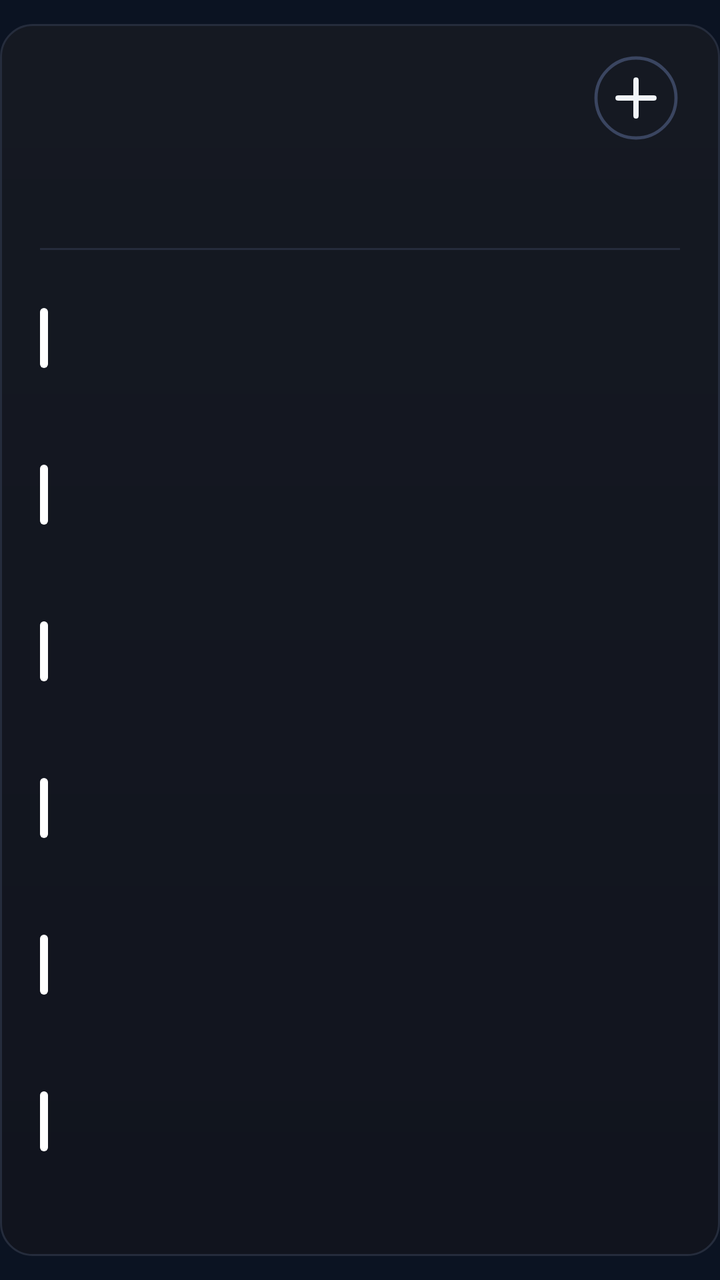
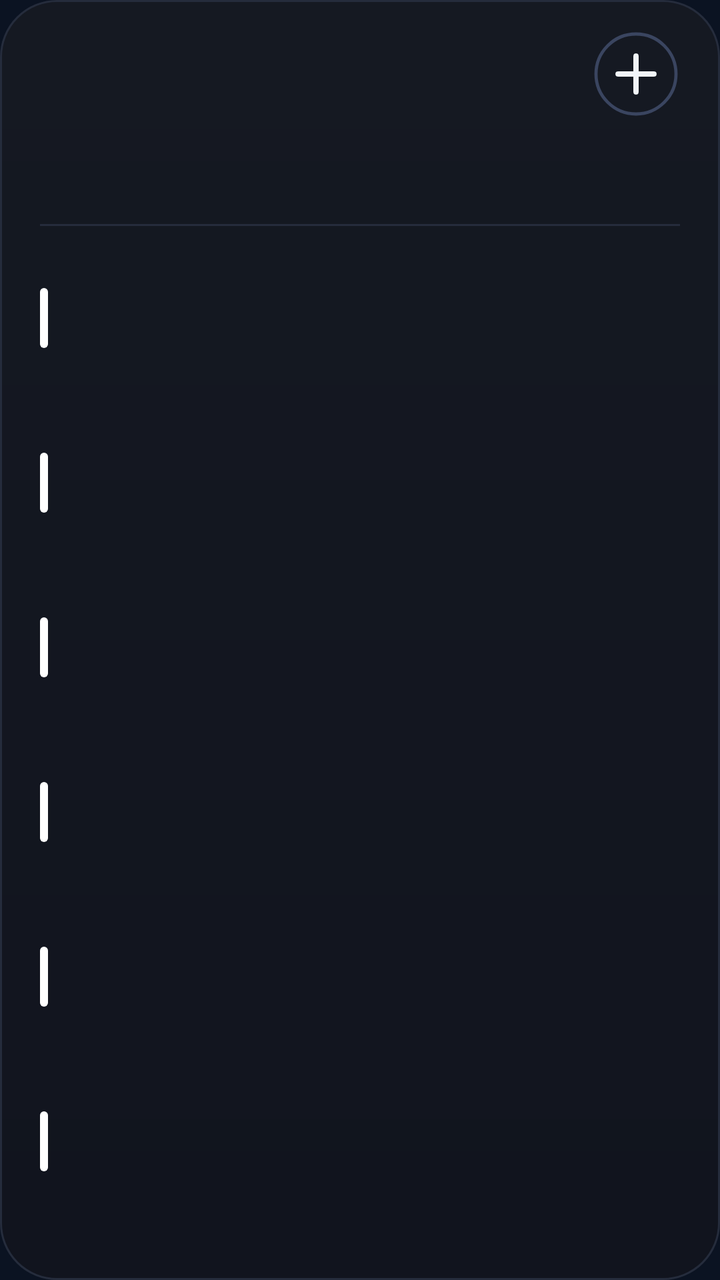

Compare the two renders of this Android layout. The source of the first and the diff that turns it into the second are given below.
<!-- AndroidManifest.xml: application theme AppTheme -->
<!-- res/layout/cal_k6.xml -->
<?xml version="1.0" encoding="utf-8"?>
<FrameLayout xmlns:android="http://schemas.android.com/apk/res/android"
    android:id="@+id/root"
    android:layout_width="match_parent"
    android:layout_height="match_parent"
    android:paddingTop="12dp"
    android:paddingBottom="12dp">

    <LinearLayout
        android:id="@+id/panel"
        android:layout_width="match_parent"
        android:layout_height="match_parent"
        android:background="@drawable/cal_panel"
        android:orientation="vertical"
        android:paddingStart="20dp"
        android:paddingTop="13dp"
        android:paddingEnd="20dp"
        android:paddingBottom="14dp">

        
        <LinearLayout
            android:layout_width="match_parent"
            android:layout_height="48dp"
            android:gravity="center_vertical"
            android:orientation="horizontal">
        <ImageView
            android:id="@+id/cal_day"
            android:layout_width="wrap_content"
            android:layout_height="47dp"
            android:adjustViewBounds="true"
            android:scaleType="fitStart" />

            <LinearLayout
                android:layout_width="0dp"
                android:layout_height="wrap_content"
                android:layout_marginStart="12dp"
                android:layout_weight="1"
                android:orientation="vertical">
                <ImageView
                    android:id="@+id/cal_month"
                    android:layout_width="match_parent"
                    android:layout_height="23dp"
                    android:adjustViewBounds="true"
                    android:scaleType="fitStart" />
                <ImageView
                    android:id="@+id/cal_sub"
                    android:layout_width="match_parent"
                    android:layout_height="16dp"
                    android:adjustViewBounds="true"
                    android:layout_marginTop="2dp"
                    android:scaleType="fitStart" />
            </LinearLayout>

            <ImageView
                android:id="@+id/btn_add"
                android:layout_width="44dp"
                android:layout_height="44dp"
                android:contentDescription="New event"
                android:src="@drawable/ic_cal_add" />
        </LinearLayout>

        
        <LinearLayout
            android:layout_width="match_parent"
            android:layout_height="44dp"
            android:layout_marginTop="2dp"
            android:orientation="horizontal">
            <LinearLayout
                android:layout_width="0dp"
                android:layout_height="match_parent"
                android:layout_weight="1"
                android:gravity="center_horizontal"
                android:orientation="vertical">
                <ImageView
                    android:id="@+id/wk_label_0"
                    android:layout_width="wrap_content"
                    android:layout_height="14dp"
                    android:adjustViewBounds="true"
                    android:scaleType="fitCenter" />
                <ImageView
                    android:id="@+id/wk_num_0"
                    android:layout_width="26dp"
                    android:layout_height="26dp"
                    android:adjustViewBounds="true"
                    android:layout_marginTop="3dp"
                    android:scaleType="fitCenter" />
            </LinearLayout>
            <LinearLayout
                android:layout_width="0dp"
                android:layout_height="match_parent"
                android:layout_weight="1"
                android:gravity="center_horizontal"
                android:orientation="vertical">
                <ImageView
                    android:id="@+id/wk_label_1"
                    android:layout_width="wrap_content"
                    android:layout_height="14dp"
                    android:adjustViewBounds="true"
                    android:scaleType="fitCenter" />
                <ImageView
                    android:id="@+id/wk_num_1"
                    android:layout_width="26dp"
                    android:layout_height="26dp"
                    android:adjustViewBounds="true"
                    android:layout_marginTop="3dp"
                    android:scaleType="fitCenter" />
            </LinearLayout>
            <LinearLayout
                android:layout_width="0dp"
                android:layout_height="match_parent"
                android:layout_weight="1"
                android:gravity="center_horizontal"
                android:orientation="vertical">
                <ImageView
                    android:id="@+id/wk_label_2"
                    android:layout_width="wrap_content"
                    android:layout_height="14dp"
                    android:adjustViewBounds="true"
                    android:scaleType="fitCenter" />
                <ImageView
                    android:id="@+id/wk_num_2"
                    android:layout_width="26dp"
                    android:layout_height="26dp"
                    android:adjustViewBounds="true"
                    android:layout_marginTop="3dp"
                    android:scaleType="fitCenter" />
            </LinearLayout>
            <LinearLayout
                android:layout_width="0dp"
                android:layout_height="match_parent"
                android:layout_weight="1"
                android:gravity="center_horizontal"
                android:orientation="vertical">
                <ImageView
                    android:id="@+id/wk_label_3"
                    android:layout_width="wrap_content"
                    android:layout_height="14dp"
                    android:adjustViewBounds="true"
                    android:scaleType="fitCenter" />
                <ImageView
                    android:id="@+id/wk_num_3"
                    android:layout_width="26dp"
                    android:layout_height="26dp"
                    android:adjustViewBounds="true"
                    android:layout_marginTop="3dp"
                    android:scaleType="fitCenter" />
            </LinearLayout>
            <LinearLayout
                android:layout_width="0dp"
                android:layout_height="match_parent"
                android:layout_weight="1"
                android:gravity="center_horizontal"
                android:orientation="vertical">
                <ImageView
                    android:id="@+id/wk_label_4"
                    android:layout_width="wrap_content"
                    android:layout_height="14dp"
                    android:adjustViewBounds="true"
                    android:scaleType="fitCenter" />
                <ImageView
                    android:id="@+id/wk_num_4"
                    android:layout_width="26dp"
                    android:layout_height="26dp"
                    android:adjustViewBounds="true"
                    android:layout_marginTop="3dp"
                    android:scaleType="fitCenter" />
            </LinearLayout>
            <LinearLayout
                android:layout_width="0dp"
                android:layout_height="match_parent"
                android:layout_weight="1"
                android:gravity="center_horizontal"
                android:orientation="vertical">
                <ImageView
                    android:id="@+id/wk_label_5"
                    android:layout_width="wrap_content"
                    android:layout_height="14dp"
                    android:adjustViewBounds="true"
                    android:scaleType="fitCenter" />
                <ImageView
                    android:id="@+id/wk_num_5"
                    android:layout_width="26dp"
                    android:layout_height="26dp"
                    android:adjustViewBounds="true"
                    android:layout_marginTop="3dp"
                    android:scaleType="fitCenter" />
            </LinearLayout>
            <LinearLayout
                android:layout_width="0dp"
                android:layout_height="match_parent"
                android:layout_weight="1"
                android:gravity="center_horizontal"
                android:orientation="vertical">
                <ImageView
                    android:id="@+id/wk_label_6"
                    android:layout_width="wrap_content"
                    android:layout_height="14dp"
                    android:adjustViewBounds="true"
                    android:scaleType="fitCenter" />
                <ImageView
                    android:id="@+id/wk_num_6"
                    android:layout_width="26dp"
                    android:layout_height="26dp"
                    android:adjustViewBounds="true"
                    android:layout_marginTop="3dp"
                    android:scaleType="fitCenter" />
            </LinearLayout>
        </LinearLayout>

        <ImageView
            android:layout_width="match_parent"
            android:layout_height="1dp"
            android:layout_marginTop="5dp"
            android:layout_marginBottom="5dp"
            android:scaleType="fitXY"
            android:src="@drawable/cal_divider" />

        
        <LinearLayout
            android:layout_width="match_parent"
            android:layout_height="0dp"
            android:layout_weight="1"
            android:orientation="vertical">
        <LinearLayout
            android:id="@+id/cal_row_0"
            android:layout_width="match_parent"
            android:layout_height="0dp"
            android:layout_weight="1"
            android:gravity="center_vertical"
            android:orientation="horizontal">

            <ImageView
                android:id="@+id/cal_bar_0"
                android:layout_width="4dp"
                android:layout_height="30dp"
                android:layout_marginEnd="11dp"
                android:scaleType="fitXY"
                android:src="@drawable/cal_bar" />

            <LinearLayout
                android:layout_width="0dp"
                android:layout_height="wrap_content"
                android:layout_weight="1"
                android:orientation="vertical">

                <LinearLayout
                    android:layout_width="match_parent"
                    android:layout_height="wrap_content"
                    android:orientation="horizontal">
                    <ImageView
                        android:id="@+id/cal_time_0"
                        android:layout_width="wrap_content"
                        android:layout_height="16dp"
                        android:adjustViewBounds="true"
                        android:scaleType="fitStart" />
                    <ImageView
                        android:id="@+id/cal_hint_0"
                        android:layout_width="wrap_content"
                        android:layout_height="16dp"
                        android:adjustViewBounds="true"
                        android:layout_marginStart="9dp"
                        android:scaleType="fitStart" />
                </LinearLayout>
                <ImageView
                    android:id="@+id/cal_title_0"
                    android:layout_width="match_parent"
                    android:layout_height="22dp"
                    android:adjustViewBounds="true"
                    android:layout_marginTop="1dp"
                    android:scaleType="fitStart" />
            </LinearLayout>
        </LinearLayout>
        <LinearLayout
            android:id="@+id/cal_row_1"
            android:layout_width="match_parent"
            android:layout_height="0dp"
            android:layout_weight="1"
            android:gravity="center_vertical"
            android:orientation="horizontal">

            <ImageView
                android:id="@+id/cal_bar_1"
                android:layout_width="4dp"
                android:layout_height="30dp"
                android:layout_marginEnd="11dp"
                android:scaleType="fitXY"
                android:src="@drawable/cal_bar" />

            <LinearLayout
                android:layout_width="0dp"
                android:layout_height="wrap_content"
                android:layout_weight="1"
                android:orientation="vertical">

                <LinearLayout
                    android:layout_width="match_parent"
                    android:layout_height="wrap_content"
                    android:orientation="horizontal">
                    <ImageView
                        android:id="@+id/cal_time_1"
                        android:layout_width="wrap_content"
                        android:layout_height="16dp"
                        android:adjustViewBounds="true"
                        android:scaleType="fitStart" />
                    <ImageView
                        android:id="@+id/cal_hint_1"
                        android:layout_width="wrap_content"
                        android:layout_height="16dp"
                        android:adjustViewBounds="true"
                        android:layout_marginStart="9dp"
                        android:scaleType="fitStart" />
                </LinearLayout>
                <ImageView
                    android:id="@+id/cal_title_1"
                    android:layout_width="match_parent"
                    android:layout_height="22dp"
                    android:adjustViewBounds="true"
                    android:layout_marginTop="1dp"
                    android:scaleType="fitStart" />
            </LinearLayout>
        </LinearLayout>
        <LinearLayout
            android:id="@+id/cal_row_2"
            android:layout_width="match_parent"
            android:layout_height="0dp"
            android:layout_weight="1"
            android:gravity="center_vertical"
            android:orientation="horizontal">

            <ImageView
                android:id="@+id/cal_bar_2"
                android:layout_width="4dp"
                android:layout_height="30dp"
                android:layout_marginEnd="11dp"
                android:scaleType="fitXY"
                android:src="@drawable/cal_bar" />

            <LinearLayout
                android:layout_width="0dp"
                android:layout_height="wrap_content"
                android:layout_weight="1"
                android:orientation="vertical">

                <LinearLayout
                    android:layout_width="match_parent"
                    android:layout_height="wrap_content"
                    android:orientation="horizontal">
                    <ImageView
                        android:id="@+id/cal_time_2"
                        android:layout_width="wrap_content"
                        android:layout_height="16dp"
                        android:adjustViewBounds="true"
                        android:scaleType="fitStart" />
                    <ImageView
                        android:id="@+id/cal_hint_2"
                        android:layout_width="wrap_content"
                        android:layout_height="16dp"
                        android:adjustViewBounds="true"
                        android:layout_marginStart="9dp"
                        android:scaleType="fitStart" />
                </LinearLayout>
                <ImageView
                    android:id="@+id/cal_title_2"
                    android:layout_width="match_parent"
                    android:layout_height="22dp"
                    android:adjustViewBounds="true"
                    android:layout_marginTop="1dp"
                    android:scaleType="fitStart" />
            </LinearLayout>
        </LinearLayout>
        <LinearLayout
            android:id="@+id/cal_row_3"
            android:layout_width="match_parent"
            android:layout_height="0dp"
            android:layout_weight="1"
            android:gravity="center_vertical"
            android:orientation="horizontal">

            <ImageView
                android:id="@+id/cal_bar_3"
                android:layout_width="4dp"
                android:layout_height="30dp"
                android:layout_marginEnd="11dp"
                android:scaleType="fitXY"
                android:src="@drawable/cal_bar" />

            <LinearLayout
                android:layout_width="0dp"
                android:layout_height="wrap_content"
                android:layout_weight="1"
                android:orientation="vertical">

                <LinearLayout
                    android:layout_width="match_parent"
                    android:layout_height="wrap_content"
                    android:orientation="horizontal">
                    <ImageView
                        android:id="@+id/cal_time_3"
                        android:layout_width="wrap_content"
                        android:layout_height="16dp"
                        android:adjustViewBounds="true"
                        android:scaleType="fitStart" />
                    <ImageView
                        android:id="@+id/cal_hint_3"
                        android:layout_width="wrap_content"
                        android:layout_height="16dp"
                        android:adjustViewBounds="true"
                        android:layout_marginStart="9dp"
                        android:scaleType="fitStart" />
                </LinearLayout>
                <ImageView
                    android:id="@+id/cal_title_3"
                    android:layout_width="match_parent"
                    android:layout_height="22dp"
                    android:adjustViewBounds="true"
                    android:layout_marginTop="1dp"
                    android:scaleType="fitStart" />
            </LinearLayout>
        </LinearLayout>
        <LinearLayout
            android:id="@+id/cal_row_4"
            android:layout_width="match_parent"
            android:layout_height="0dp"
            android:layout_weight="1"
            android:gravity="center_vertical"
            android:orientation="horizontal">

            <ImageView
                android:id="@+id/cal_bar_4"
                android:layout_width="4dp"
                android:layout_height="30dp"
                android:layout_marginEnd="11dp"
                android:scaleType="fitXY"
                android:src="@drawable/cal_bar" />

            <LinearLayout
                android:layout_width="0dp"
                android:layout_height="wrap_content"
                android:layout_weight="1"
                android:orientation="vertical">

                <LinearLayout
                    android:layout_width="match_parent"
                    android:layout_height="wrap_content"
                    android:orientation="horizontal">
                    <ImageView
                        android:id="@+id/cal_time_4"
                        android:layout_width="wrap_content"
                        android:layout_height="16dp"
                        android:adjustViewBounds="true"
                        android:scaleType="fitStart" />
                    <ImageView
                        android:id="@+id/cal_hint_4"
                        android:layout_width="wrap_content"
                        android:layout_height="16dp"
                        android:adjustViewBounds="true"
                        android:layout_marginStart="9dp"
                        android:scaleType="fitStart" />
                </LinearLayout>
                <ImageView
                    android:id="@+id/cal_title_4"
                    android:layout_width="match_parent"
                    android:layout_height="22dp"
                    android:adjustViewBounds="true"
                    android:layout_marginTop="1dp"
                    android:scaleType="fitStart" />
            </LinearLayout>
        </LinearLayout>
        <LinearLayout
            android:id="@+id/cal_row_5"
            android:layout_width="match_parent"
            android:layout_height="0dp"
            android:layout_weight="1"
            android:gravity="center_vertical"
            android:orientation="horizontal">

            <ImageView
                android:id="@+id/cal_bar_5"
                android:layout_width="4dp"
                android:layout_height="30dp"
                android:layout_marginEnd="11dp"
                android:scaleType="fitXY"
                android:src="@drawable/cal_bar" />

            <LinearLayout
                android:layout_width="0dp"
                android:layout_height="wrap_content"
                android:layout_weight="1"
                android:orientation="vertical">

                <LinearLayout
                    android:layout_width="match_parent"
                    android:layout_height="wrap_content"
                    android:orientation="horizontal">
                    <ImageView
                        android:id="@+id/cal_time_5"
                        android:layout_width="wrap_content"
                        android:layout_height="16dp"
                        android:adjustViewBounds="true"
                        android:scaleType="fitStart" />
                    <ImageView
                        android:id="@+id/cal_hint_5"
                        android:layout_width="wrap_content"
                        android:layout_height="16dp"
                        android:adjustViewBounds="true"
                        android:layout_marginStart="9dp"
                        android:scaleType="fitStart" />
                </LinearLayout>
                <ImageView
                    android:id="@+id/cal_title_5"
                    android:layout_width="match_parent"
                    android:layout_height="22dp"
                    android:adjustViewBounds="true"
                    android:layout_marginTop="1dp"
                    android:scaleType="fitStart" />
            </LinearLayout>
        </LinearLayout>
        </LinearLayout>
        <ImageView
            android:id="@+id/cal_more"
            android:layout_width="match_parent"
            android:layout_height="14dp"
            android:adjustViewBounds="true"
            android:scaleType="fitEnd" />
    </LinearLayout>
</FrameLayout>
<!-- resources referenced by this layout -->
<resources>
  <!-- drawable cal_bar (drawable) -->
  <?xml version="1.0" encoding="utf-8"?>
  <shape xmlns:android="http://schemas.android.com/apk/res/android" android:shape="rectangle">
      <solid android:color="#FFFFFFFF" />
      <corners android:radius="2dp" />
  </shape>
  <!-- drawable cal_divider (drawable) -->
  <?xml version="1.0" encoding="utf-8"?>
  <shape xmlns:android="http://schemas.android.com/apk/res/android" android:shape="rectangle">
      <solid android:color="#FF252C3C" />
  </shape>
  <!-- drawable cal_panel (drawable) -->
  <?xml version="1.0" encoding="utf-8"?>
  <shape xmlns:android="http://schemas.android.com/apk/res/android" android:shape="rectangle">
      <gradient android:angle="270" android:startColor="#FF151922" android:endColor="#FF11141E" />
      <stroke android:width="1dp" android:color="#FF252C3C" />
      <corners android:radius="@dimen/widget_radius" />
  </shape>
  <!-- drawable ic_cal_add (drawable) -->
  <?xml version="1.0" encoding="utf-8"?>
  <vector xmlns:android="http://schemas.android.com/apk/res/android"
      android:width="44dp"
      android:height="44dp"
      android:viewportWidth="44"
      android:viewportHeight="44">
      <path
          android:pathData="M22,22m-20,0a20,20 0,1 1,40 0a20,20 0,1 1,-40 0"
          android:strokeColor="#FF3A4560"
          android:strokeWidth="1.6" />
      <path
          android:pathData="M13,22L31,22M22,13L22,31"
          android:strokeColor="#FFF1F5F9"
          android:strokeLineCap="round"
          android:strokeWidth="2.6" />
  </vector>
  <style name="AppTheme" parent="@android:style/Theme.DeviceDefault.NoActionBar">
          <item name="android:colorAccent">#DF8B35</item>
          <item name="android:colorControlActivated">#DF8B35</item>
          <item name="android:windowBackground">#0B1322</item>
          <item name="android:statusBarColor">#0E111A</item>
          <item name="android:navigationBarColor">#0B1322</item>
          <item name="android:textColorHint">#718096</item>
      </style>
  <dimen name="widget_radius">16dp</dimen>
</resources>

<!-- the commit's change to res/layout/cal_k6.xml (unified diff, before → after) -->
@@ -3,8 +3,7 @@
     android:id="@+id/root"
     android:layout_width="match_parent"
     android:layout_height="match_parent"
-    android:paddingTop="12dp"
-    android:paddingBottom="12dp">
+    android:padding="0dp">
 
     <LinearLayout
         android:id="@+id/panel"
<!-- resource entries referenced after the edit -->
@@ -43,6 +43,6 @@
           <item name="android:navigationBarColor">#0B1322</item>
           <item name="android:textColorHint">#718096</item>
       </style>
-  <dimen name="widget_radius">16dp</dimen>
+  <dimen name="widget_radius">24dp</dimen>
 </resources>
 
